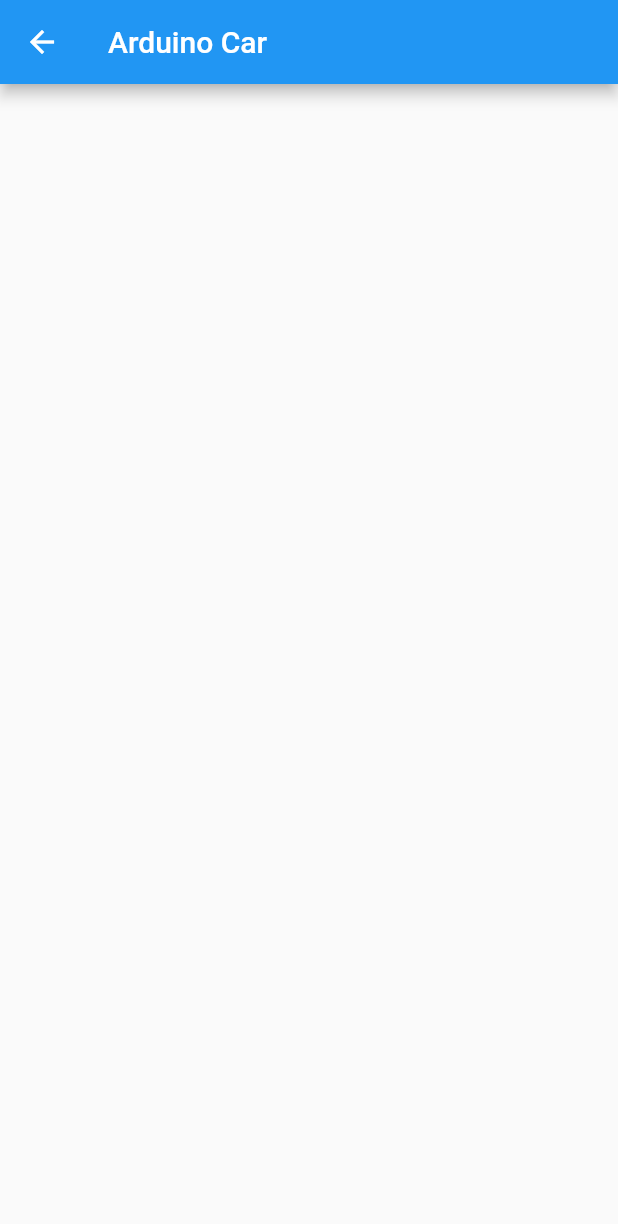
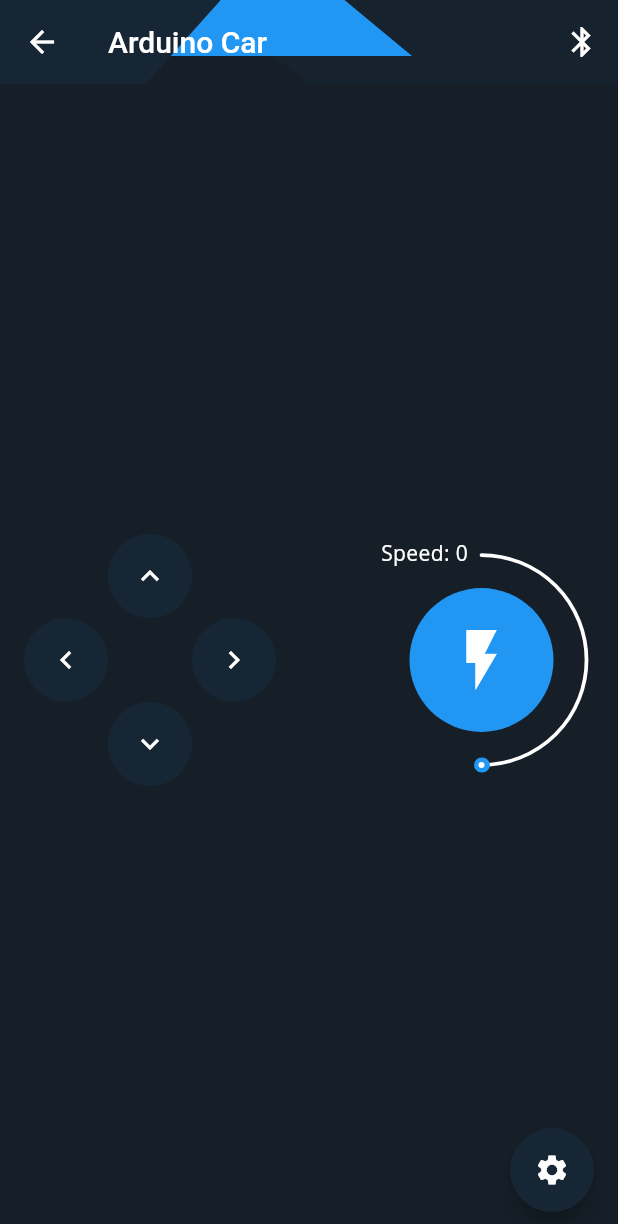
Before and after one commit to erobotkh/erobot_mobile, a Flutter app: the screen it shows after launch, after a tap on "Arduino Car", on a phone screen of 412 x 824 dp. Shown: the top 1224 px of the screen. Run offline on Flutter 3.47's test engine with Material 2 defaults, Android fonts, the phone set to English and light mode, and no system bars; drawn by our look-alikes of sleek_circular_slider; our stand-ins replace easy_localization, flutter_hooks, flutter_svg, hooks_riverpod, shared_preferences; missing offline and left inert: decorated_icon.

Commit message:
close #41 arduino car screen

```diff
--- a/lib/screens/home/arduino_car_screen.dart
+++ b/lib/screens/home/arduino_car_screen.dart
@@ -1,11 +1,67 @@
+import 'package:erobot/config/config_constant.dart';
+import 'package:erobot/screens/home/ball_shooter/local_widget/pad_bottons.dart';
+import 'package:erobot/screens/home/ball_shooter/local_widget/customer_app_bar.dart';
 import 'package:flutter/material.dart';
+import 'package:flutter_hooks/flutter_hooks.dart';
 
-class ArduinoCarScreen extends StatelessWidget {
+import 'ball_shooter/local_widget/circular_slider.dart';
+
+class ArduinoCarScreen extends HookWidget {
   @override
   Widget build(BuildContext context) {
     return Scaffold(
-      appBar: AppBar(
-        title: Text('Arduino Car'),
+      backgroundColor: Theme.of(context).colorScheme.background,
+      floatingActionButton: FloatingActionButton(
+        backgroundColor: Theme.of(context).colorScheme.surface,
+        child: Icon(
+          Icons.settings,
+          color: Theme.of(context).colorScheme.onSurface,
+        ),
+        onPressed: () {
+          print('setting');
+        },
+      ),
+      appBar: CustomerAppBar(
+        title: 'Arduino Car',
+        color: Colors.blue,
+        action: [
+          IconButton(
+            icon: Icon(
+              Icons.bluetooth,
+              color: Colors.white,
+            ),
+            onPressed: () => print('bluetooth'),
+          ),
+        ],
+      ),
+      body: SafeArea(
+        child: Padding(
+          padding: const EdgeInsets.all(ConfigConstant.margin2),
+          child: Column(
+            mainAxisAlignment: MainAxisAlignment.end,
+            crossAxisAlignment: CrossAxisAlignment.center,
+            children: [
+              Expanded(
+                child: Row(
+                  crossAxisAlignment: CrossAxisAlignment.center,
+                  mainAxisAlignment: MainAxisAlignment.spaceBetween,
+                  children: [
+                    PadButtons(
+                      onLeft: () => print('onLeft'),
+                      onRight: () => print('onRight'),
+                      onUp: () => print('onUp'),
+                      onDown: () => print('onDown'),
+                    ),
+                    CircularSlider(
+                      color: Colors.blue,
+                      icon: Icons.flash_on,
+                    ),
+                  ],
+                ),
+              ),
+            ],
+          ),
+        ),
       ),
     );
   }
--- a/lib/screens/home/ball_shooter/local_widget/customer_app_bar.dart
+++ b/lib/screens/home/ball_shooter/local_widget/customer_app_bar.dart
@@ -30,7 +30,7 @@
         width: double.infinity,
         height: appBarHeight * 2,
         child: CustomPaint(
-          painter: AppBarPainter(context),
+          painter: AppBarPainter(context: context, color: color),
         ),
       ),
     );
@@ -43,8 +43,12 @@
 
 class AppBarPainter extends CustomPainter {
   final BuildContext context;
+  final Color? color;
 
-  AppBarPainter(this.context);
+  AppBarPainter({
+    required this.context,
+    this.color,
+  });
   @override
   void paint(Canvas canvas, Size size) {
     final paint = Paint();
@@ -62,7 +66,7 @@
     path3.close();
 
     // CONTAINER MIDDLE
-    paint.color = Theme.of(context).colorScheme.primary;
+    paint.color = color ?? Theme.of(context).colorScheme.primary;
     var path2 = Path();
 
     path2.lineTo(0, size.height / 1.5);
```
